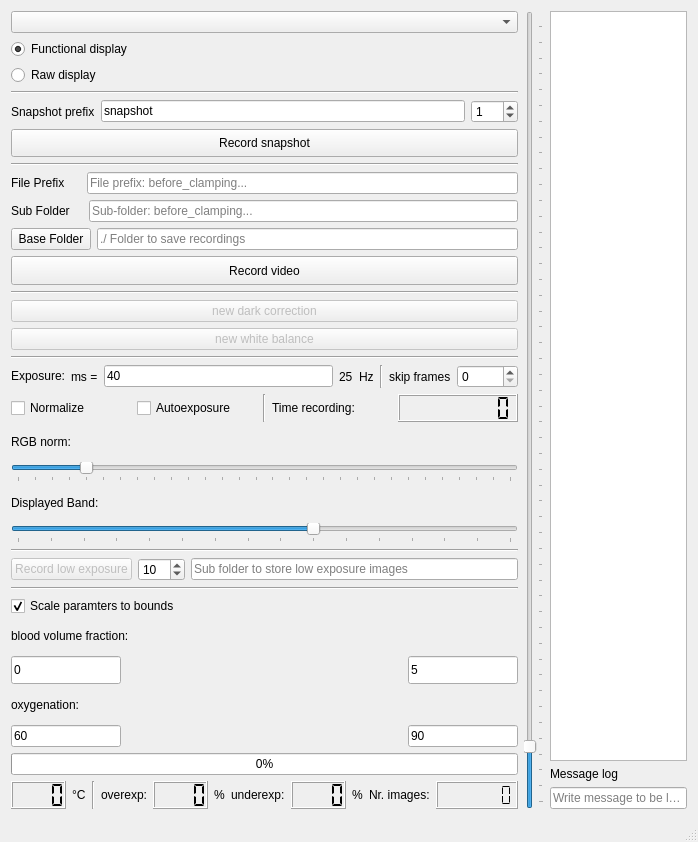
This is src/mainwindow.ui in IMSY-DKFZ/xilens as Qt 5 draws it before an edit. The edited form follows.
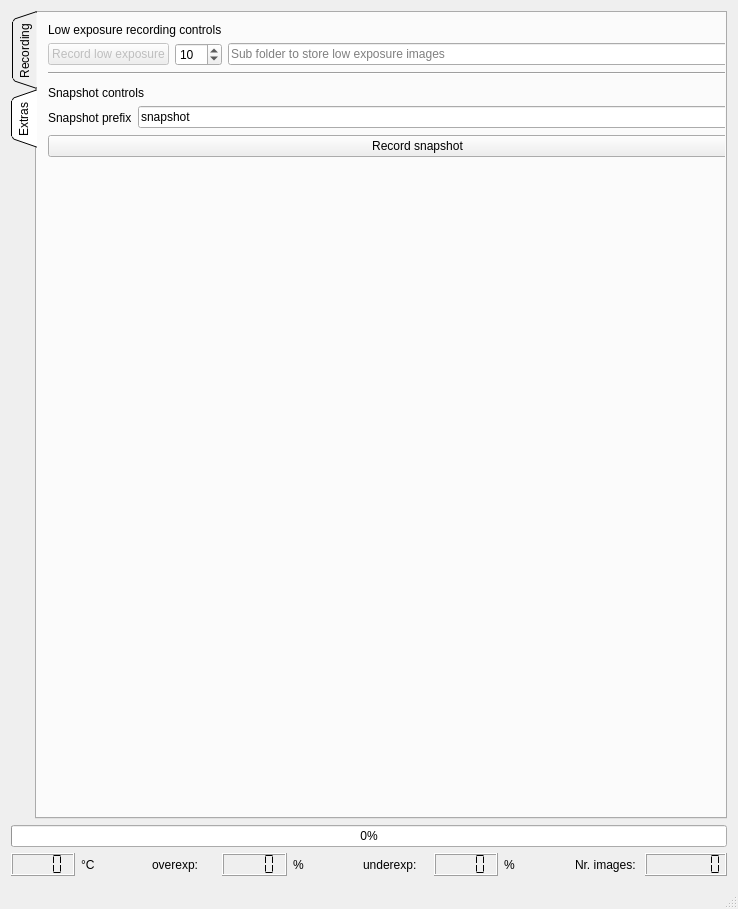
This is the edited form. The open tabs and pages were chosen to show the change. Icons and pictures are not drawn.

Commit message: Redesigned GUI window to be more slim and formatted time displayed in log texts in the GUI

The edit to the form file:
```diff
--- a/src/mainwindow.ui
+++ b/src/mainwindow.ui
@@ -6,8 +6,8 @@
    <rect>
     <x>0</x>
     <y>0</y>
-    <width>698</width>
-    <height>842</height>
+    <width>738</width>
+    <height>909</height>
    </rect>
   </property>
   <property name="windowTitle">
@@ -16,7 +16,43 @@
   <widget class="QWidget" name="centralWidget">
    <layout class="QHBoxLayout" name="horizontalLayout_3">
     <item>
-     <layout class="QHBoxLayout" name="horizontalLayout_15">
+     <layout class="QVBoxLayout" name="verticalLayout_4">
+      <item>
+       <widget class="QTabWidget" name="tabWidget">
+        <property name="toolTip">
+         <string>Extra recording controls e.g. low exposure and snapshots</string>
+        </property>
+        <property name="tabPosition">
+         <enum>QTabWidget::West</enum>
+        </property>
+        <property name="tabShape">
+         <enum>QTabWidget::Triangular</enum>
+        </property>
+        <property name="currentIndex">
+         <number>0</number>
+        </property>
+        <property name="elideMode">
+         <enum>Qt::ElideNone</enum>
+        </property>
+        <widget class="QWidget" name="recordingsTab">
+         <property name="toolTip">
+          <string>Main recording controls</string>
+         </property>
+         <attribute name="title">
+          <string>Recording</string>
+         </attribute>
+         <widget class="QWidget" name="verticalLayoutWidget">
+          <property name="geometry">
+           <rect>
+            <x>0</x>
+            <y>0</y>
+            <width>686</width>
+            <height>804</height>
+           </rect>
+          </property>
+          <layout class="QVBoxLayout" name="verticalLayout">
+           <item>
+            <layout class="QHBoxLayout" name="mainUiHorizontalLayout">
       <item>
        <layout class="QVBoxLayout" name="verticalLayout_5">
         <property name="sizeConstraint">
@@ -58,60 +94,6 @@
             </property>
            </widget>
           </item>
-          <item>
-           <layout class="QHBoxLayout" name="horizontalLayout_12">
-            <item>
-             <widget class="QLabel" name="snapshotLabel">
-              <property name="text">
-               <string>Snapshot prefix</string>
-              </property>
-             </widget>
-            </item>
-            <item>
-             <widget class="QLineEdit" name="snapshotPrefixLineEdit">
-              <property name="text">
-               <string>snapshot</string>
-              </property>
-             </widget>
-            </item>
-            <item>
-             <widget class="QSpinBox" name="nSnapshotsSpinBox">
-              <property name="maximum">
-               <number>999</number>
-              </property>
-              <property name="value">
-               <number>1</number>
-              </property>
-             </widget>
-            </item>
-           </layout>
-          </item>
-          <item>
-           <widget class="QPushButton" name="snapshotButton">
-            <property name="sizePolicy">
-             <sizepolicy hsizetype="Minimum" vsizetype="Minimum">
-              <horstretch>0</horstretch>
-              <verstretch>0</verstretch>
-             </sizepolicy>
-            </property>
-            <property name="toolTip">
-             <string>Record specified number of individual images on base folder</string>
-            </property>
-            <property name="styleSheet">
-             <string notr="true"/>
-            </property>
-            <property name="text">
-             <string>Record snapshot</string>
-            </property>
-            <property name="icon">
-             <iconset>
-              <normaloff>resources/play-button.png</normaloff>resources/play-button.png</iconset>
-            </property>
-            <property name="checkable">
-             <bool>false</bool>
-            </property>
-           </widget>
-          </item>
           <item>
            <widget class="Line" name="line_2">
             <property name="orientation">
@@ -469,52 +451,6 @@
             </property>
            </widget>
           </item>
-          <item>
-           <layout class="QHBoxLayout" name="horizontalLayout_6">
-            <item>
-             <widget class="QPushButton" name="recLowExposureImagesButton">
-              <property name="enabled">
-               <bool>false</bool>
-              </property>
-              <property name="toolTip">
-               <string>Press &quot;record&quot; button to enable this button</string>
-              </property>
-              <property name="styleSheet">
-               <string notr="true"/>
-              </property>
-              <property name="text">
-               <string>Record low exposure</string>
-              </property>
-             </widget>
-            </item>
-            <item>
-             <widget class="QSpinBox" name="nLowExposureImages">
-              <property name="minimum">
-               <number>1</number>
-              </property>
-              <property name="maximum">
-               <number>100</number>
-              </property>
-              <property name="value">
-               <number>10</number>
-              </property>
-             </widget>
-            </item>
-            <item>
-             <widget class="QLineEdit" name="folderLowExposureImagesLineEdit">
-              <property name="enabled">
-               <bool>true</bool>
-              </property>
-              <property name="text">
-               <string/>
-              </property>
-              <property name="placeholderText">
-               <string>Sub folder to store low exposure images</string>
-              </property>
-             </widget>
-            </item>
-           </layout>
-          </item>
           <item>
            <widget class="Line" name="line_8">
             <property name="orientation">
@@ -665,6 +601,254 @@
             </item>
            </layout>
           </item>
+                </layout>
+               </item>
+              </layout>
+             </item>
+             <item>
+              <widget class="QSlider" name="exposureSlider">
+               <property name="minimum">
+                <number>5</number>
+               </property>
+               <property name="maximum">
+                <number>500</number>
+               </property>
+               <property name="value">
+                <number>40</number>
+               </property>
+               <property name="orientation">
+                <enum>Qt::Vertical</enum>
+               </property>
+               <property name="invertedAppearance">
+                <bool>false</bool>
+               </property>
+               <property name="invertedControls">
+                <bool>false</bool>
+               </property>
+               <property name="tickPosition">
+                <enum>QSlider::TicksBelow</enum>
+               </property>
+               <property name="tickInterval">
+                <number>10</number>
+               </property>
+              </widget>
+             </item>
+             <item>
+              <layout class="QVBoxLayout" name="verticalLayout_3" stretch="2,0,0">
+               <property name="spacing">
+                <number>6</number>
+               </property>
+               <property name="sizeConstraint">
+                <enum>QLayout::SetDefaultConstraint</enum>
+               </property>
+               <item>
+                <widget class="QTextEdit" name="logTextEdit">
+                 <property name="enabled">
+                  <bool>true</bool>
+                 </property>
+                 <property name="minimumSize">
+                  <size>
+                   <width>200</width>
+                   <height>0</height>
+                  </size>
+                 </property>
+                 <property name="maximumSize">
+                  <size>
+                   <width>16777215</width>
+                   <height>16777215</height>
+                  </size>
+                 </property>
+                 <property name="sizeAdjustPolicy">
+                  <enum>QAbstractScrollArea::AdjustToContentsOnFirstShow</enum>
+                 </property>
+                 <property name="readOnly">
+                  <bool>true</bool>
+                 </property>
+                </widget>
+               </item>
+               <item>
+                <widget class="QLabel" name="messageLogLabel">
+                 <property name="text">
+                  <string>Message log </string>
+                 </property>
+                </widget>
+               </item>
+               <item>
+                <widget class="QLineEdit" name="logTextLineEdit">
+                 <property name="inputMask">
+                  <string/>
+                 </property>
+                 <property name="text">
+                  <string/>
+                 </property>
+                 <property name="placeholderText">
+                  <string>Write message to be logged</string>
+                 </property>
+                </widget>
+               </item>
+              </layout>
+             </item>
+            </layout>
+           </item>
+          </layout>
+         </widget>
+        </widget>
+        <widget class="QWidget" name="extrasTab">
+         <property name="toolTip">
+          <string>Extra controls like snapshots and low exposure recordings</string>
+         </property>
+         <attribute name="title">
+          <string>Extras</string>
+         </attribute>
+         <widget class="QWidget" name="verticalLayoutWidget_2">
+          <property name="geometry">
+           <rect>
+            <x>0</x>
+            <y>-1</y>
+            <width>761</width>
+            <height>156</height>
+           </rect>
+          </property>
+          <layout class="QVBoxLayout" name="extrasVerticalLayout">
+           <item>
+            <widget class="QLabel" name="lowExposureLabel">
+             <property name="text">
+              <string>Low exposure recording controls</string>
+             </property>
+            </widget>
+           </item>
+           <item>
+            <layout class="QHBoxLayout" name="horizontalLayout_6">
+             <item>
+              <widget class="QPushButton" name="recLowExposureImagesButton">
+               <property name="enabled">
+                <bool>false</bool>
+               </property>
+               <property name="toolTip">
+                <string>Press &quot;record&quot; button to enable this button</string>
+               </property>
+               <property name="styleSheet">
+                <string notr="true"/>
+               </property>
+               <property name="text">
+                <string>Record low exposure</string>
+               </property>
+              </widget>
+             </item>
+             <item>
+              <widget class="QSpinBox" name="nLowExposureImages">
+               <property name="minimum">
+                <number>1</number>
+               </property>
+               <property name="maximum">
+                <number>100</number>
+               </property>
+               <property name="value">
+                <number>10</number>
+               </property>
+              </widget>
+             </item>
+             <item>
+              <widget class="QLineEdit" name="folderLowExposureImagesLineEdit">
+               <property name="enabled">
+                <bool>true</bool>
+               </property>
+               <property name="text">
+                <string/>
+               </property>
+               <property name="placeholderText">
+                <string>Sub folder to store low exposure images</string>
+               </property>
+              </widget>
+             </item>
+            </layout>
+           </item>
+           <item>
+            <widget class="Line" name="line_10">
+             <property name="orientation">
+              <enum>Qt::Horizontal</enum>
+             </property>
+            </widget>
+           </item>
+           <item>
+            <spacer name="verticalSpacer">
+             <property name="orientation">
+              <enum>Qt::Vertical</enum>
+             </property>
+             <property name="sizeHint" stdset="0">
+              <size>
+               <width>20</width>
+               <height>40</height>
+              </size>
+             </property>
+            </spacer>
+           </item>
+           <item>
+            <widget class="QLabel" name="snapshotsLabel">
+             <property name="text">
+              <string>Snapshot controls</string>
+             </property>
+            </widget>
+           </item>
+           <item>
+            <layout class="QHBoxLayout" name="horizontalLayout_14">
+             <item>
+              <widget class="QLabel" name="snapshotLabel_3">
+               <property name="text">
+                <string>Snapshot prefix</string>
+               </property>
+              </widget>
+             </item>
+             <item>
+              <widget class="QLineEdit" name="snapshotPrefixLineEdit">
+               <property name="text">
+                <string>snapshot</string>
+               </property>
+              </widget>
+             </item>
+             <item>
+              <widget class="QSpinBox" name="nSnapshotsSpinBox">
+               <property name="maximum">
+                <number>999</number>
+               </property>
+               <property name="value">
+                <number>1</number>
+               </property>
+              </widget>
+             </item>
+            </layout>
+           </item>
+           <item>
+            <widget class="QPushButton" name="snapshotButton">
+             <property name="sizePolicy">
+              <sizepolicy hsizetype="Minimum" vsizetype="Minimum">
+               <horstretch>0</horstretch>
+               <verstretch>0</verstretch>
+              </sizepolicy>
+             </property>
+             <property name="toolTip">
+              <string>Record specified number of individual images on base folder</string>
+             </property>
+             <property name="styleSheet">
+              <string notr="true"/>
+             </property>
+             <property name="text">
+              <string>Record snapshot</string>
+             </property>
+             <property name="icon">
+              <iconset>
+               <normaloff>resources/play-button.png</normaloff>resources/play-button.png</iconset>
+             </property>
+             <property name="checkable">
+              <bool>false</bool>
+             </property>
+            </widget>
+           </item>
+          </layout>
+         </widget>
+        </widget>
+       </widget>
+      </item>
           <item>
            <layout class="QHBoxLayout" name="horizontalLayout_7">
             <item>
@@ -695,13 +879,6 @@
               </property>
              </widget>
             </item>
-            <item>
-             <widget class="Line" name="line_7">
-              <property name="orientation">
-               <enum>Qt::Vertical</enum>
-              </property>
-             </widget>
-            </item>
             <item>
              <widget class="QLabel" name="overexposureLabel">
               <property name="text">
@@ -767,78 +944,6 @@
               </property>
               <property name="segmentStyle">
                <enum>QLCDNumber::Flat</enum>
-              </property>
-             </widget>
-            </item>
-           </layout>
-          </item>
-         </layout>
-        </item>
-       </layout>
-      </item>
-      <item>
-       <widget class="QSlider" name="exposureSlider">
-        <property name="minimum">
-         <number>5</number>
-        </property>
-        <property name="maximum">
-         <number>500</number>
-        </property>
-        <property name="value">
-         <number>40</number>
-        </property>
-        <property name="orientation">
-         <enum>Qt::Vertical</enum>
-        </property>
-        <property name="invertedAppearance">
-         <bool>false</bool>
-        </property>
-        <property name="invertedControls">
-         <bool>false</bool>
-        </property>
-        <property name="tickPosition">
-         <enum>QSlider::TicksBelow</enum>
-        </property>
-        <property name="tickInterval">
-         <number>10</number>
-        </property>
-       </widget>
-      </item>
-      <item>
-       <layout class="QVBoxLayout" name="verticalLayout_3" stretch="2,0,0">
-        <property name="spacing">
-         <number>6</number>
-        </property>
-        <property name="sizeConstraint">
-         <enum>QLayout::SetDefaultConstraint</enum>
-        </property>
-        <item>
-         <widget class="QTextEdit" name="logTextEdit">
-          <property name="maximumSize">
-           <size>
-            <width>16777215</width>
-            <height>16777215</height>
-           </size>
-          </property>
-         </widget>
-        </item>
-        <item>
-         <widget class="QLabel" name="messageLogLabel">
-          <property name="text">
-           <string>Message log </string>
-          </property>
-         </widget>
-        </item>
-        <item>
-         <widget class="QLineEdit" name="logTextLineEdit">
-          <property name="inputMask">
-           <string/>
-          </property>
-          <property name="text">
-           <string/>
-          </property>
-          <property name="placeholderText">
-           <string>Write message to be logged</string>
           </property>
          </widget>
         </item>
```
Left out of the diff: 35 changed lines with no effect on the pictures. Lines whose indentation alone changed are shown as unchanged. The commit also changes 2 other files.
